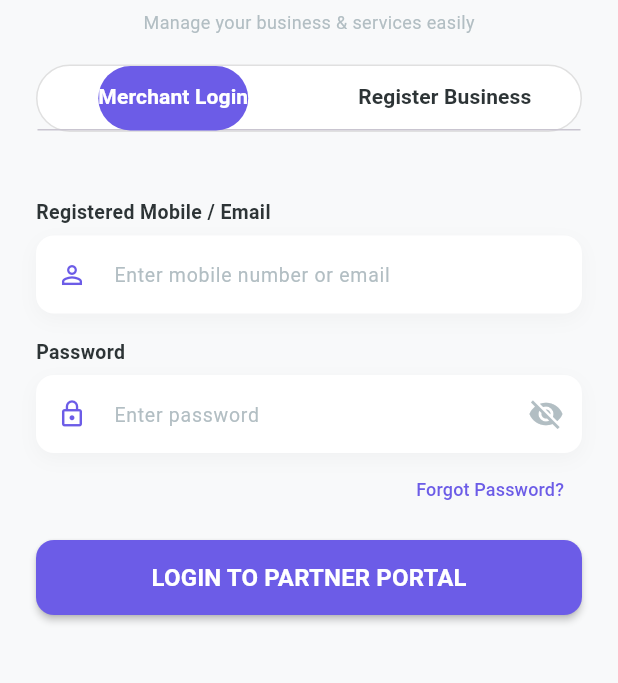
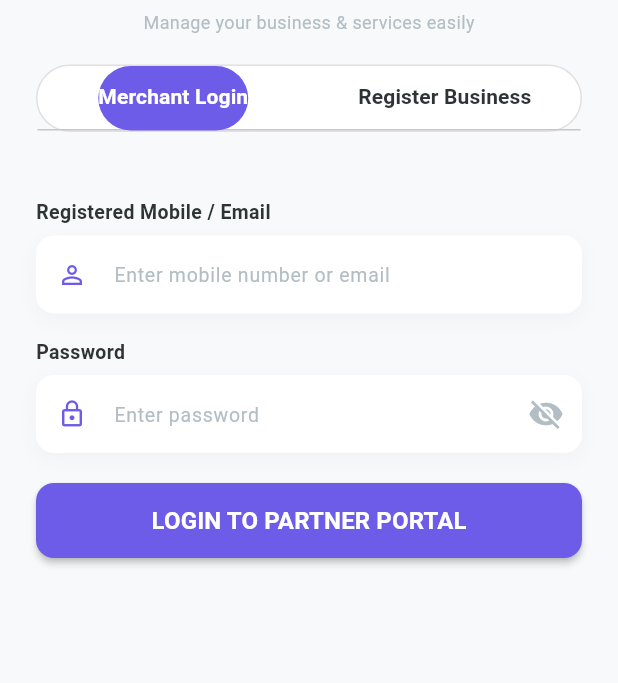
Before and after one commit to sisindri-admin/flash2mart-frontend, a Flutter app: the screen it shows after launch, on a phone screen of 412 x 824 dp, the part 96-779 px from its top. Run offline on Flutter 3.47's test engine with Material 3 defaults, Android fonts, the light colour scheme and no system bars.

Commit message:
Update merchant_auth_screen.dart

```diff
--- a/lib/screens/merchant_auth_screen.dart
+++ b/lib/screens/merchant_auth_screen.dart
@@ -44,11 +44,8 @@ class _MerchantAuthScreenState extends State<MerchantAuthScreen>
         child: Column(
           children: [
             const SizedBox(height: 20),
-            // Header Logo Area
             _buildHeaderLogo(),
             const SizedBox(height: 20),
-
-            // Tab Switcher (Login / Register)
             Container(
               margin: const EdgeInsets.symmetric(horizontal: 24),
               height: 45,
@@ -72,10 +69,7 @@ class _MerchantAuthScreenState extends State<MerchantAuthScreen>
                 ],
               ),
             ),
-
             const SizedBox(height: 20),
-
-            // Tab Views
             Expanded(
               child: TabBarView(
                 controller: _tabController,
@@ -91,7 +85,6 @@ class _MerchantAuthScreenState extends State<MerchantAuthScreen>
     );
   }
 
-  // Header Logo Coonent
   Widget _buildHeaderLogo() {
     return Column(
       children: [
@@ -132,7 +125,6 @@ class _MerchantAuthScreenState extends State<MerchantAuthScreen>
     );
   }
 
-  // 1. Merchant Login Form
   Widget _buildLoginTab() {
     return SingleChildScrollView(
       padding: const EdgeInsets.all(24),
@@ -152,21 +144,10 @@ class _MerchantAuthScreenState extends State<MerchantAuthScreen>
             isPassword: true,
             suffixIcon: Icon(Icons.visibility_off, color: AppColors.textGrey),
           ),
-          Align(
-            alignment: Alignment.centerRight,
-            child: TextButton(
-              onPressed: () {},
-              child: const Text(
-                'Forgot Password?',
-                style: TextStyle(color: AppColors.primary, fontSize: 12),
-              ),
-            ),
-          ),
-          const SizedBox(height: 10),
+          const SizedBox(height: 20),
           CustomButton(
             text: 'LOGIN TO PARTNER PORTAL',
             onPressed: () {
-              // Dashboard కి నావిగేట్ చేయడం
               Navigator.pushReplacementNamed(context, '/dashboard');
             },
           ),
@@ -175,7 +156,6 @@ class _MerchantAuthScreenState extends State<MerchantAuthScreen>
     );
   }
 
-  // 2. Merchant Register Form
   Widget _buildRegisterTab() {
     return SingleChildScrollView(
       padding: const EdgeInsets.all(24),
@@ -200,74 +180,14 @@ class _MerchantAuthScreenState extends State<MerchantAuthScreen>
             icon: Icons.phone_android_outlined,
             keyboardType: TextInputType.phone,
           ),
-          const SizedBox(height: 16),
-
-          // Business Category Dropdown
-          const Text(
-            'Business Category',
-            style: TextStyle(
-              fontSize: 13,
-              fontWeight: FontWeight.bold,
-              color: AppColors.textDark,
-            ),
-          ),
-          const SizedBox(height: 6),
-          Container(
-            padding: const EdgeInsets.symmetric(horizontal: 12),
-            decoration: BoxDecoration(
-              color: Colors.white,
-              borderRadius: BorderRadius.circular(12),
-              boxShadow: [
-                BoxShadow(
-                  color: Colors.black.withOpacity(0.03),
-                  blurRadius: 10,
-                  offset: const Offset(0, 4),
-                )
-              ],
-            ),
-            child: DropdownButtonHideUnderline(
-              child: DropdownButton<String>(
-                value: selectedCategory,
-                isExpanded: true,
-                icon: const Icon(Icons.keyboard_arrow_down, color: AppColors.primary),
-                items: categories.map((String item) {
-                  return DropdownMenuItem<String>(
-                    value: item,
-                    child: Text(item, style: const TextStyle(fontSize: 13)),
-                  );
-                }).toList(),
-                onChanged: (String? newValue) {
-                  setState(() {
-                    selectedCategory = newValue!;
-                  });
-                },
-              ),
-            ),
-          ),
-
-          const SizedBox(height: 16),
-          const CustomTextField(
-            label: 'City / Location',
-            hint: 'e.g., Visakhapatnam',
-            icon: Icons.location_on_outlined,
-          ),
-          const SizedBox(height: 16),
-          const CustomTextField(
-            label: 'Set Password',
-            hint: 'Create strong password',
-            icon: Icons.lock_outline,
-            isPassword: true,
-          ),
           const SizedBox(height: 24),
           CustomButton(
             text: 'REGISTER AS PARTNER',
             onPressed: () {
-              // Dashboard కి నావిగేట్ చేయడం
               Navigator.pushReplacementNamed(context, '/dashboard');
             },
             backgroundColor: AppColors.secondary,
           ),
-          const SizedBox(height: 20),
         ],
       ),
     );
```
